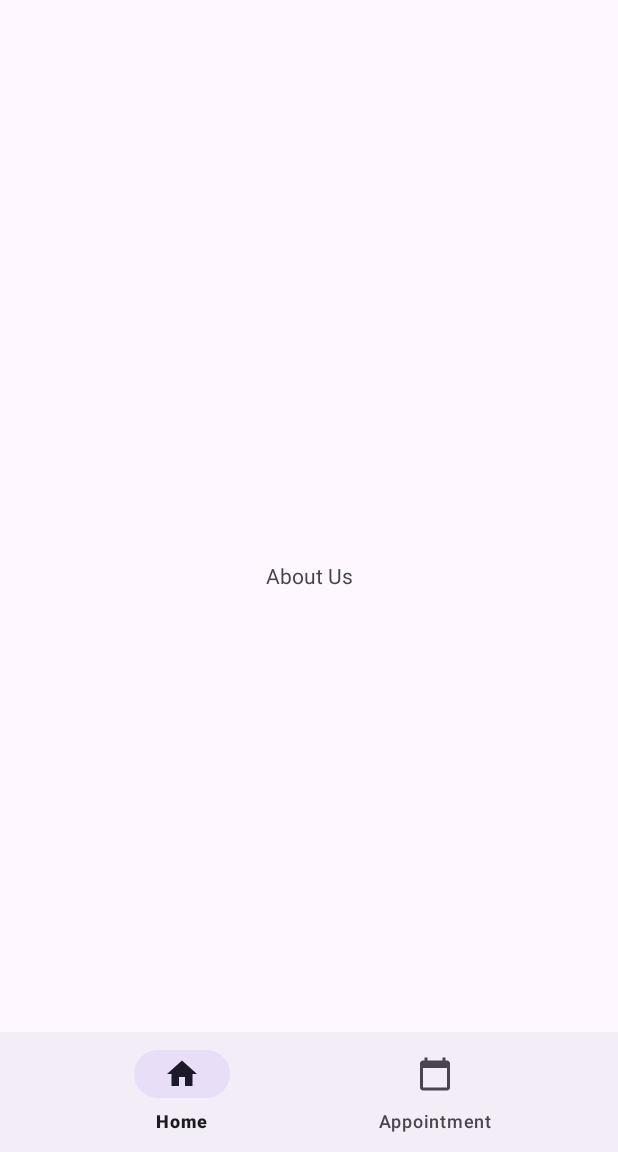
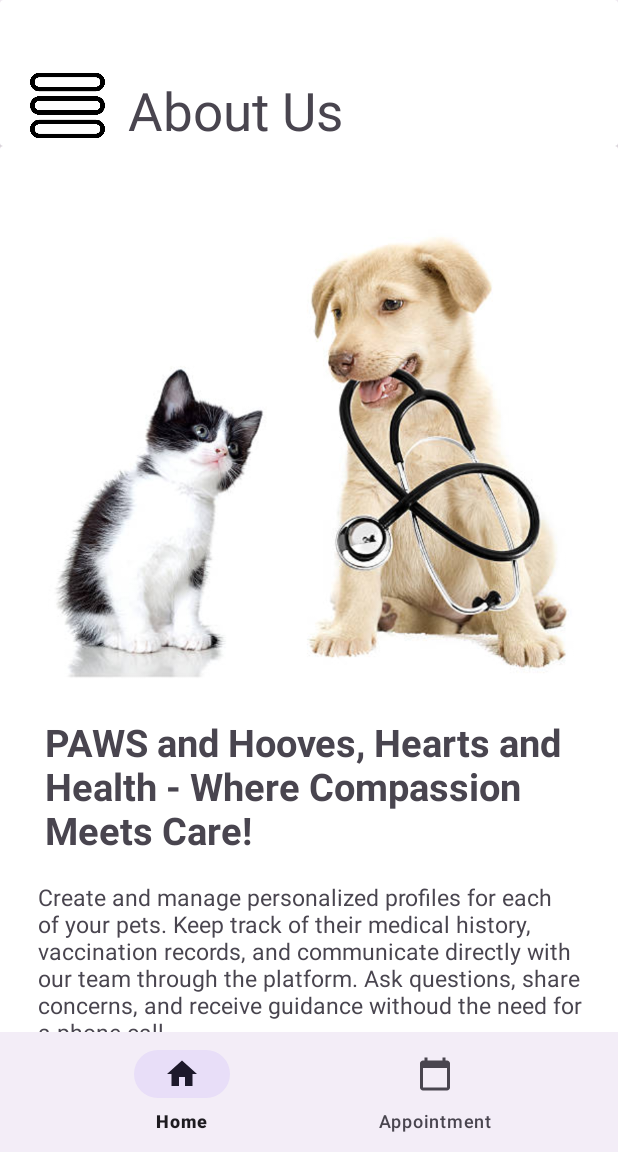
Before and after one commit to jamessysystem/Mojivet-Android, an Android app: the screen it shows after launch (MainActivity), in the side drawer, after a tap on "About Us", on a phone screen of 412 x 824 dp, the part 84-1236 px from its top. Run offline under Robolectric (Android 15) with nearby library versions, the phone set to English and light mode, and no system bars.

Commit message:
About Us, Appointment UI

```diff
--- a/app/src/main/res/layout/fragment_about_us.xml
+++ b/app/src/main/res/layout/fragment_about_us.xml
@@ -1,15 +1,70 @@
 <?xml version="1.0" encoding="utf-8"?>
-<FrameLayout xmlns:android="http://schemas.android.com/apk/res/android"
+<LinearLayout xmlns:android="http://schemas.android.com/apk/res/android"
     xmlns:tools="http://schemas.android.com/tools"
     android:layout_width="match_parent"
     android:layout_height="match_parent"
-    tools:context=".nav_drawer.About_us">
+    tools:context=".nav_bottom.Appointment"
+    android:orientation="vertical">
 
     <!-- TODO: Update blank fragment layout -->
-    <TextView
+    <androidx.cardview.widget.CardView
         android:layout_width="match_parent"
-        android:layout_height="match_parent"
-        android:gravity="center"
-        android:text="@string/about_us" />
+        android:layout_height="wrap_content">
+        <ImageView
+            android:layout_width="50dp"
+            android:layout_height="50dp"
+            android:layout_marginTop="45dp"
+            android:layout_marginLeft="20dp"
+            android:src="@drawable/borger"
+            >
 
-</FrameLayout>
+        </ImageView>
+
+        <TextView
+
+            android:layout_width="wrap_content"
+            android:layout_height="wrap_content"
+            android:gravity="center"
+            android:text="About Us"
+            android:layout_marginTop="50dp"
+            android:textSize="35dp"
+            android:layout_marginLeft="85dp"
+
+
+            />
+
+    </androidx.cardview.widget.CardView>
+    <androidx.cardview.widget.CardView
+        android:layout_width="wrap_content"
+        android:layout_height="match_parent">
+
+        <ImageView
+            android:layout_width="wrap_content"
+            android:layout_height="400dp"
+            android:src="@drawable/cat_dog"
+            tools:visibility="visible">
+
+        </ImageView>
+
+        <TextView
+            android:layout_width="355dp"
+            android:layout_height="wrap_content"
+            android:layout_marginLeft="30dp"
+            android:layout_marginTop="380dp"
+            android:text="PAWS and Hooves, Hearts and Health - Where Compassion Meets Care!"
+            android:textSize="25dp"
+            android:textStyle="bold">
+
+        </TextView>
+        <TextView
+            android:layout_width="370dp"
+            android:layout_height="200dp"
+            android:layout_marginTop="490dp"
+            android:text="Create and manage personalized profiles for each of your pets. Keep track of their medical history, vaccination records, and communicate directly with our team through the platform. Ask questions, share concerns, and receive guidance withoud the need for a phone call. "
+            android:textSize="15dp"
+            android:layout_marginLeft="25dp">
+
+        </TextView>
+
+    </androidx.cardview.widget.CardView>
+</LinearLayout>
```
Also changed, not shown: app/src/main/res/drawable/cat_dog.png (added).
